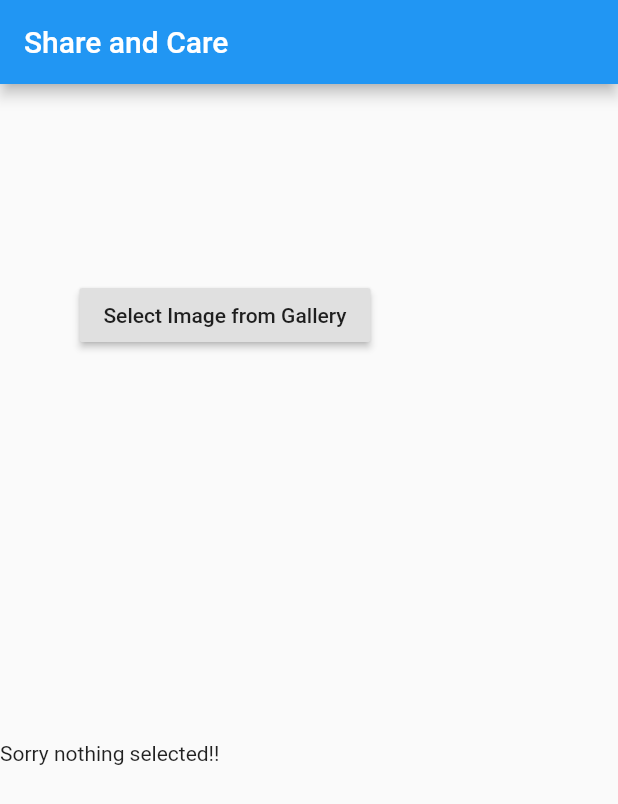
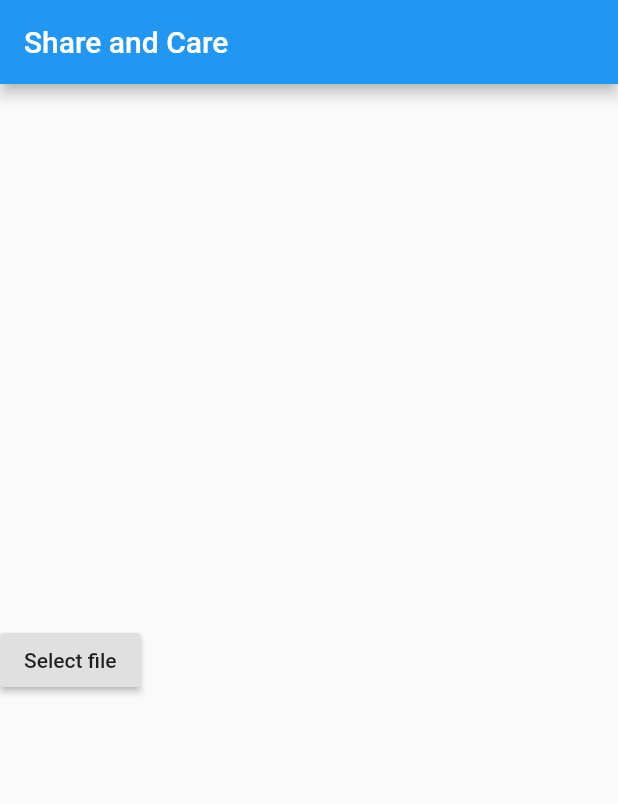
Before and after one commit to sHarshil-Shah/classroom_flutter, a Flutter app: the screen it shows after launch, on a phone screen of 412 x 824 dp. Shown: the top 804 px of the screen. Run offline on Flutter 3.47's test engine with Material 2 defaults, Android fonts, the phone set to English and light mode, and no system bars; our stand-ins replace file_picker, image_picker; missing offline and left inert: amazon_cognito_identity_dart, flutter_amazon_s3.

```diff
--- a/lib/main.dart
+++ b/lib/main.dart
@@ -6,10 +6,10 @@ import 'package:async/async.dart';
 import 'package:http/http.dart' as http;
 //import 'package:test/test.dart';
 import 'package:amazon_cognito_identity_dart/sig_v4.dart';
-import './policy.dart';
 import 'package:flutter/material.dart';
 import 'package:image_picker/image_picker.dart';
 import 'package:flutter_amazon_s3/flutter_amazon_s3.dart';
+import 'package:file_picker/file_picker.dart';
 
 void main() {
   runApp(new MaterialApp(
@@ -33,56 +33,11 @@ class HomePageState extends State<HomePage> {
     return json.decode(response.body);
   }
 
-  Future policyThings(String pathString) async {
+  Future uploadToS3(String pathString) async {
     String uploadedImageUrl = await FlutterAmazonS3.uploadImage(
       pathString, "s3bucketclass", "ap-south-1:b97756ef-5592-45f7-ad80-1e651d945737", "ap-south-1");
 
     print(uploadedImageUrl);
-
-    String uploadedImageUrl1 = await FlutterAmazonS3.uploadImage(
-        pathString, "s3bucketclass", "ap-south-1:b97756ef-5592-45f7-ad80-1e651d945737", "ap-south-1");
-
-
-
-//    const _accessKeyId = 'AKIAQWDJ57L5WLELMJW3';
-//    const _secretKeyId = '8DXVvlpPTha55inH4s2UjYWe+Z0yEv4O6EVTps5Z';
-//    const _region = 'ap-south-1';
-//    const _s3Endpoint =
-//        'https://v0l091i3k7.execute-api.ap-south-1.amazonaws.com/dev/uploadFile';
-//
-//    final file = File(path.join(pathString));
-//    final stream = http.ByteStream(DelegatingStream.typed(file.openRead()));
-//    final length = await file.length();
-//
-//    final uri = Uri.parse(_s3Endpoint);
-//    final req = http.MultipartRequest("POST", uri);
-//    final multipartFile = http.MultipartFile('file', stream, length,
-//        filename: path.basename(file.path));
-//
-//    final policy = Policy.fromS3PresignedPost(
-//        'uploaded/scaled_20190824_000012.jpg',
-//        'serverless-main-dev-serverlessdeploymentbucket-1svmzlmv8v6d3',
-//        _accessKeyId,
-//        15,
-//        length,
-//        region: _region);
-//    final key =
-//        SigV4.calculateSigningKey(_secretKeyId, policy.datetime, _region, 's3');
-//    final signature = SigV4.calculateSignature(key, policy.encode());
-//
-//    req.files.add(multipartFile);
-//    req.fields['key'] = policy.key;
-//    req.fields['acl'] = 'public-read';
-//    req.fields['X-Amz-Credential'] = policy.credential;
-//    req.fields['X-Amz-Algorithm'] = 'AWS4-HMAC-SHA256';
-//    req.fields['X-Amz-Date'] = policy.datetime;
-//    req.fields['Policy'] = policy.encode();
-//    req.fields['X-Amz-Signature'] = signature;
-//
-//    final res = await req.send();
-//    await for (var value in res.stream.transform(utf8.decoder)) {
-//      print(value);
-//    }
   }
 
   //save the result of gallery file
@@ -97,10 +52,30 @@ class HomePageState extends State<HomePage> {
         // maxWidth: 50.0,
       );
       print("You selected gallery image : " + galleryFile.path);
-      policyThings(galleryFile.path.toString());
+      uploadToS3(galleryFile.path.toString());
 
       setState(() {});
     }
+
+    fileSelector() async {
+      Map<String,String> filesPaths;
+      filesPaths = await FilePicker.getMultiFilePath(); // will let you pick multiple files of any format at once
+//      filesPaths = await FilePicker.getMultiFilePath(fileExtension: 'pdf'); // will let you pick multiple pdf files at once
+//      filesPaths = await FilePicker.getMultiFilePath(type: FileType.IMAGE); // will let you pick multiple image files at once
+      print(filesPaths);
+      Iterable<String> allNames = filesPaths.keys; // List of all file names
+      Iterable<String> allPaths = filesPaths.values; // List of all paths
+
+      for (var path in allPaths) {
+//      print(value);
+        String someFilePath = path; // Access a file path directly by its name (matching a key)
+        print("You selected File: " + someFilePath);
+        uploadToS3(someFilePath.toString());
+      }
+      setState(() {});
+    }
+
+
 
     return new Scaffold(
       appBar: new AppBar(
@@ -112,26 +87,13 @@ class HomePageState extends State<HomePage> {
             mainAxisAlignment: MainAxisAlignment.spaceAround,
             children: <Widget>[
               new RaisedButton(
-                child: new Text('Select Image from Gallery'),
-                onPressed: imageSelectorGallery,
+                child: new Text('Select file'),
+                onPressed: fileSelector,
               ),
-              displaySelectedFile(galleryFile),
             ],
           );
         },
       ),
     );
   }
-
-  Widget displaySelectedFile(File file) {
-    return new SizedBox(
-      height: 200.0,
-      width: 300.0,
-//child: new Card(child: new Text(''+galleryFile.toString())),
-//child: new Image.file(galleryFile),
-      child: file == null
-          ? new Text('Sorry nothing selected!!')
-          : new Image.file(file),
-    );
-  }
 }
```
